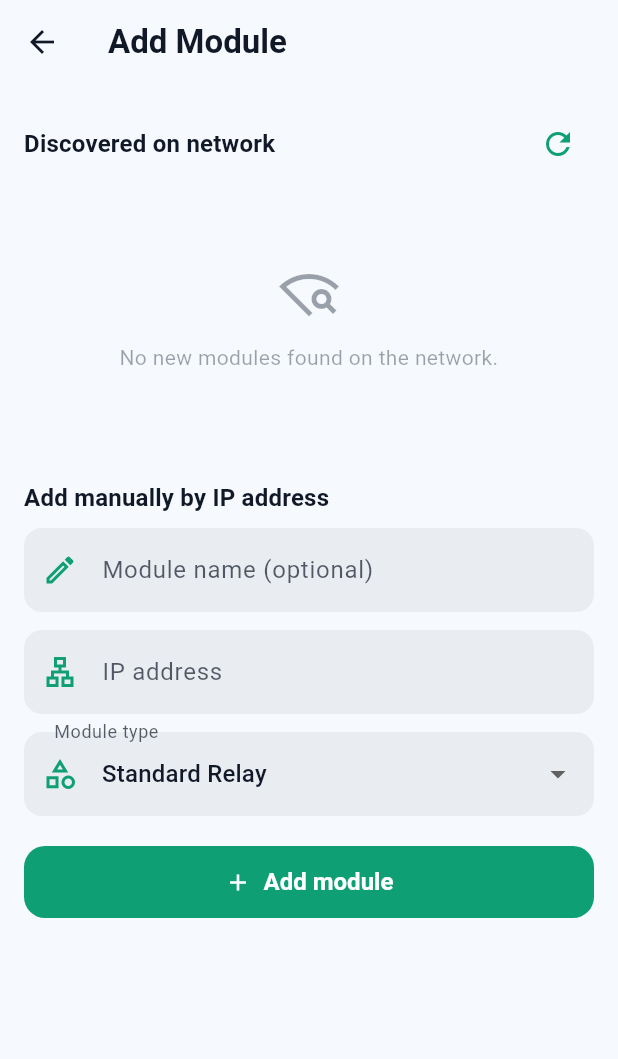
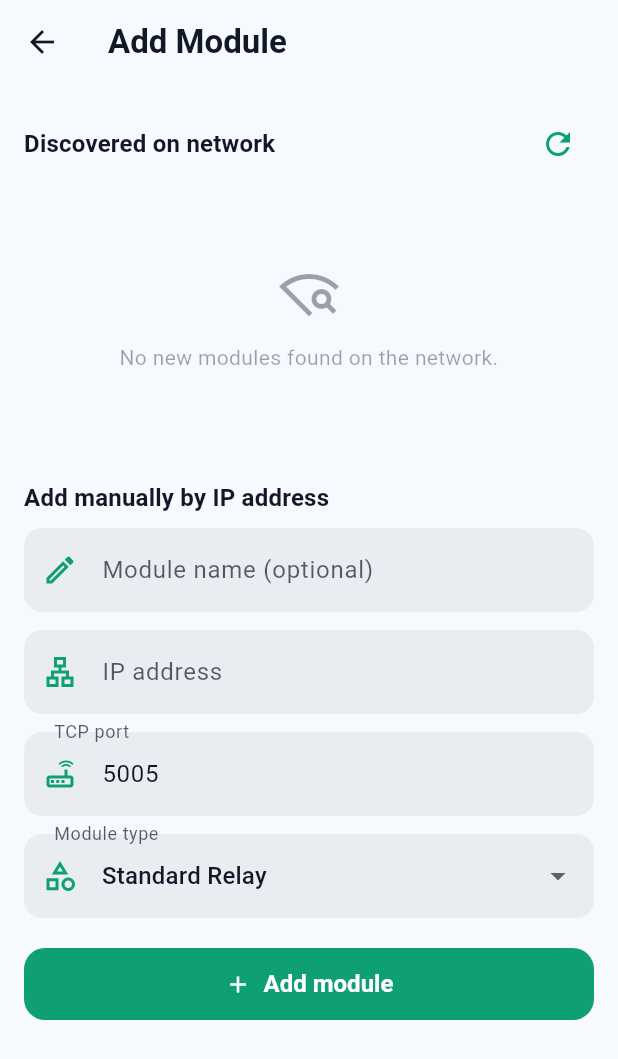
Before and after one commit to patel0320/module_app_flutter, a Flutter app: the AddModuleScreen screen opened by its route, on a phone screen of 412 x 824 dp. Shown: the top 1059 px of the screen. Run offline on Flutter 3.47's test engine with Material 3 defaults, Android fonts, the phone set to English and light mode, and no system bars; our stand-ins replace flutter_riverpod, shared_preferences; missing offline and left inert: mqtt_client; accounts and stored records are empty.

Commit message:
assets addition/ module edit addition

```diff
--- a/lib/models/models.dart
+++ b/lib/models/models.dart
@@ -177,17 +177,26 @@ class DeviceModule {
     required this.status,
     required this.roomName,
     required this.internalTempC,
+    int tcpPort = 5005,
     this.tempMinC = 0,
     this.tempMaxC = 60,
     List<ChannelOutput>? channels,
     List<PhysicalInput>? inputs,
-  })  : channels = channels ?? <ChannelOutput>[],
+  })  : _tcpPort = tcpPort,
+        channels = channels ?? <ChannelOutput>[],
         inputs = inputs ?? <PhysicalInput>[];
 
   final String id;
   String name;
   final ModuleType type;
-  final String ipAddress;
+  String ipAddress;
+
+  /// TCP port the module listens on (default 5005). Backed by a nullable
+  /// field so legacy persisted JSON (or any null) degrades to the default.
+  int? _tcpPort;
+  int get tcpPort => _tcpPort ?? 5005;
+  set tcpPort(int value) => _tcpPort = value;
+
   ConnectionStatus status;
   String roomName;
 
@@ -208,6 +217,7 @@ class DeviceModule {
         'name': name,
         'type': type.name,
         'ipAddress': ipAddress,
+        'tcpPort': tcpPort,
         'status': status.name,
         'roomName': roomName,
         'internalTempC': internalTempC,
@@ -222,6 +232,7 @@ class DeviceModule {
         name: json['name'] as String,
         type: ModuleType.values.byName(json['type'] as String),
         ipAddress: json['ipAddress'] as String,
+        tcpPort: (json['tcpPort'] as num?)?.toInt() ?? 5005,
         status: ConnectionStatus.values.byName(json['status'] as String),
         roomName: json['roomName'] as String? ?? 'Unassigned',
         internalTempC: (json['internalTempC'] as num?)?.toDouble() ?? 0,
--- a/lib/screens/add_module_screen.dart
+++ b/lib/screens/add_module_screen.dart
@@ -28,6 +28,7 @@ class _AddModuleScreenState extends State<AddModuleScreen> {
 
   final _nameController = TextEditingController();
   final _ipController = TextEditingController();
+  final _tcpPortController = TextEditingController(text: '5005');
   ModuleType _manualType = ModuleType.relay;
 
   @override
@@ -41,6 +42,7 @@ class _AddModuleScreenState extends State<AddModuleScreen> {
   void dispose() {
     _nameController.dispose();
     _ipController.dispose();
+    _tcpPortController.dispose();
     super.dispose();
   }
 
@@ -101,6 +103,7 @@ class _AddModuleScreenState extends State<AddModuleScreen> {
       name: discovered.name.isNotEmpty ? discovered.name : 'Unnamed Relay',
       type: ModuleType.relay,
       ipAddress: discovered.ip,
+      tcpPort: discovered.tcpPort,
       status: ConnectionStatus.online,
       roomName: 'Unassigned',
       internalTempC: 25,
@@ -126,6 +129,7 @@ class _AddModuleScreenState extends State<AddModuleScreen> {
           : _nameController.text.trim(),
       type: _manualType,
       ipAddress: _ipController.text.trim(),
+      tcpPort: int.tryParse(_tcpPortController.text.trim()) ?? 5005,
       status: ConnectionStatus.online,
       roomName: 'Unassigned',
       internalTempC: 25,
@@ -223,6 +227,15 @@ class _AddModuleScreenState extends State<AddModuleScreen> {
                 prefixIcon: Icon(Icons.lan_outlined)),
           ),
           const SizedBox(height: 12),
+          TextField(
+            controller: _tcpPortController,
+            keyboardType: TextInputType.number,
+            decoration: const InputDecoration(
+                labelText: 'TCP port',
+                hintText: '5005',
+                prefixIcon: Icon(Icons.router_outlined)),
+          ),
+          const SizedBox(height: 12),
           DropdownButtonFormField<ModuleType>(
             value: _manualType,
             decoration: const InputDecoration(
```
Also changed, not shown: lib/screens/blind_control_screen.dart (+9 -1 lines), lib/screens/dimmer_ac_screen.dart (+9 -1 lines), lib/screens/dimmer_dc_screen.dart (+9 -1 lines), lib/screens/login_screen.dart (+19 -8 lines), lib/screens/relay_control_screen.dart (+4 -4 lines), lib/screens/splash_screen.dart (+15 -9 lines), lib/screens/temperature_module_screen.dart (+9 -1 lines), lib/widgets/common_widgets.dart (+60 -0 lines), pubspec.yaml (+21 -0 lines), assets/icons/app_icon.png (added), assets/icons/app_icon_foreground.png (added), assets/images/logo.png (added), pubspec.lock, 42 other files.
